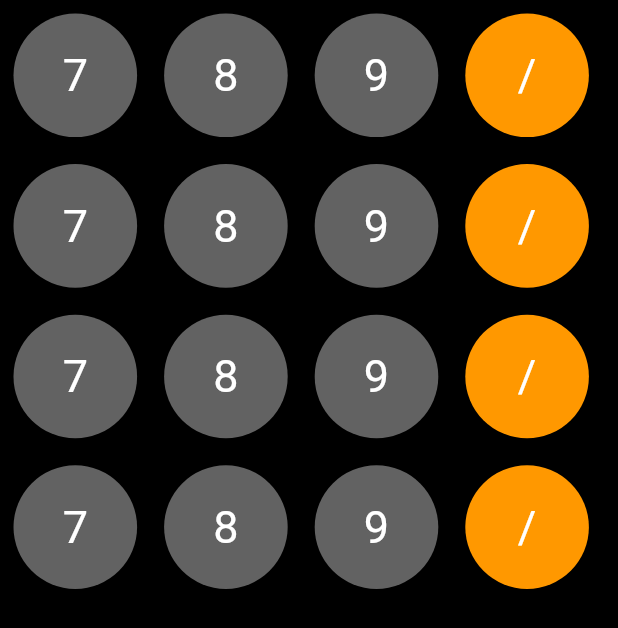
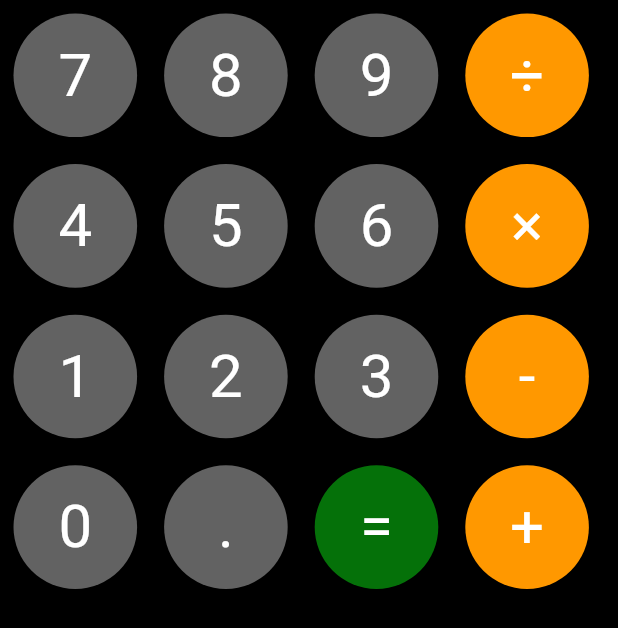
Before and after one commit to VMuralitharan/calculator_app, a Flutter app: the screen it shows after launch, on a phone screen of 412 x 824 dp. Shown: the top 628 px of the screen. Run offline on Flutter 3.47's test engine with Material 3 defaults, Android fonts, the phone set to English and light mode, and no system bars.

Commit message:
number oad fully created

```diff
--- a/lib/main.dart
+++ b/lib/main.dart
@@ -25,31 +25,35 @@ class MainApp extends StatelessWidget {
                     calcbutton("7", Colors.white38, buttonSize),
                     calcbutton("8", Colors.white38, buttonSize),
                     calcbutton("9", Colors.white38, buttonSize),
-                    calcbutton("/", Colors.orange, buttonSize),
+                    calcbutton("÷", Colors.orange, buttonSize),
                   ],
                 ),
                 Row(
                   children: [
-                    calcbutton("7", Colors.white38, buttonSize),
-                    calcbutton("8", Colors.white38, buttonSize),
-                    calcbutton("9", Colors.white38, buttonSize),
-                    calcbutton("/", Colors.orange, buttonSize),
+                    calcbutton("4", Colors.white38, buttonSize),
+                    calcbutton("5", Colors.white38, buttonSize),
+                    calcbutton("6", Colors.white38, buttonSize),
+                    calcbutton("×", Colors.orange, buttonSize),
                   ],
                 ),
                 Row(
                   children: [
-                    calcbutton("7", Colors.white38, buttonSize),
-                    calcbutton("8", Colors.white38, buttonSize),
-                    calcbutton("9", Colors.white38, buttonSize),
-                    calcbutton("/", Colors.orange, buttonSize),
+                    calcbutton("1", Colors.white38, buttonSize),
+                    calcbutton("2", Colors.white38, buttonSize),
+                    calcbutton("3", Colors.white38, buttonSize),
+                    calcbutton("-", Colors.orange, buttonSize),
                   ],
                 ),
                 Row(
                   children: [
-                    calcbutton("7", Colors.white38, buttonSize),
-                    calcbutton("8", Colors.white38, buttonSize),
-                    calcbutton("9", Colors.white38, buttonSize),
-                    calcbutton("/", Colors.orange, buttonSize),
+                    calcbutton("0", Colors.white38, buttonSize),
+                    calcbutton(".", Colors.white38, buttonSize),
+                    calcbutton(
+                      "=",
+                      const Color.fromARGB(255, 5, 113, 9),
+                      buttonSize,
+                    ),
+                    calcbutton("+", Colors.orange, buttonSize),
                   ],
                 ),
               ],
@@ -72,7 +76,7 @@ class MainApp extends StatelessWidget {
       alignment: Alignment.center,
       child: Text(
         text,
-        style: const TextStyle(color: Colors.white, fontSize: 30),
+        style: const TextStyle(color: Colors.white, fontSize: 40),
       ),
     );
   }
```
